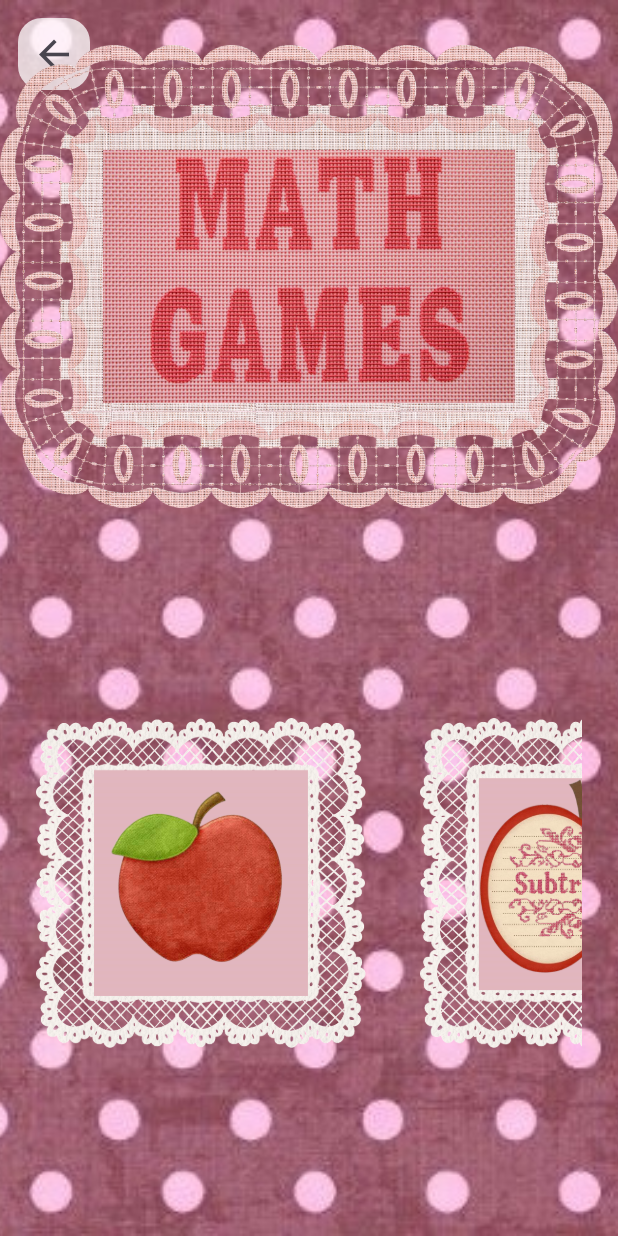
After one commit to emilymarrufo496/felt_learning_app, a Flutter app: the MathMenuScreen screen opened directly, on a phone screen of 412 x 824 dp. The commit adds this screen. Run offline on Flutter 3.47's test engine with Material 3 defaults, Android fonts, the phone set to English and light mode, and no system bars.

Commit message:
Add math menu screen and navigation

```diff
--- a/lib/main.dart
+++ b/lib/main.dart
@@ -1,7 +1,8 @@
 import 'package:flutter/material.dart';
 
-import 'subtraction_game.dart';
 import 'screens/rain_minigame_flow.dart';
+import 'screens/math_menu_screen.dart';
+
 void main() => runApp(const FeltApp());
 
 class FeltApp extends StatelessWidget {
@@ -55,29 +56,24 @@ class _HomeScreenState extends State<HomeScreen> with TickerProviderStateMixin {
   void _openMiniGame() {
     Navigator.of(context).push(
       MaterialPageRoute(
-        builder: (_) => const RainLessonPlaceholderScreen(), // ✅ CHANGED (Option B)
+        builder: (_) => const RainLessonPlaceholderScreen(),
       ),
     );
   }
 
   @override
   Widget build(BuildContext context) {
-    return LayoutBuilder(builder: (context, constraints) {
+    return LayoutBuilder(
+      builder: (context, constraints) {
         final w = constraints.maxWidth;
         final h = constraints.maxHeight;
 
-      // Fields strip height
         final fieldsHeight = h * 0.30;
-
-      // BIG strawberry main focus
         final strawberrySize = w * 0.52;
-
-      // Sun + clouds sizes
         final sunSize = w * 0.12;
         final cloudBig = w * 0.44;
         final cloudSmall = w * 0.36;
 
-      // Set initial sun position once
         if (!_sunInitialized) {
           _sunPos = Offset(w * 0.80, h * 0.05);
           _sunInitialized = true;
@@ -86,28 +82,24 @@ class _HomeScreenState extends State<HomeScreen> with TickerProviderStateMixin {
         return Scaffold(
           body: Stack(
             children: [
-            // SKY
               Container(color: const Color(0xFFCFE8FF)),
 
-            // ☁️ CLOUD 1 (top-left)
               _cloud(
                 left: w * 0.08,
                 top: h * 0.08,
                 width: cloudBig,
                 grey: _cloudsGrey,
-              onTap: _openMiniGame, // ✅ CHANGED
+                onTap: _openMiniGame,
               ),
 
-            // ☁️ CLOUD 2 (upper-right-ish)
               _cloud(
                 left: w * 0.52,
                 top: h * 0.11,
                 width: cloudSmall,
                 grey: _cloudsGrey,
-              onTap: _openMiniGame, // ✅ CHANGED
+                onTap: _openMiniGame,
               ),
 
-            // ☀️ SUN (draggable)
               Positioned(
                 left: _sunPos.dx,
                 top: _sunPos.dy,
@@ -128,7 +120,6 @@ class _HomeScreenState extends State<HomeScreen> with TickerProviderStateMixin {
                 ),
               ),
 
-            // 🍓 Strawberry (BIG + bobbing + centered)
               AnimatedBuilder(
                 animation: _bobController,
                 builder: (context, child) {
@@ -145,7 +136,7 @@ class _HomeScreenState extends State<HomeScreen> with TickerProviderStateMixin {
                 ),
               ),
 
-            // 🌾 Fields at bottom (TAP to enter subtraction game)
+              // 🌾 Fields at bottom (TAP to enter math menu)
               Align(
                 alignment: Alignment.bottomCenter,
                 child: GestureDetector(
@@ -154,8 +145,7 @@ class _HomeScreenState extends State<HomeScreen> with TickerProviderStateMixin {
                       context,
                       PageRouteBuilder(
                         transitionDuration: const Duration(milliseconds: 450),
-                      pageBuilder: (_, __, ___) =>
-                          const SubtractionGameScreen(),
+                        pageBuilder: (_, __, ___) => const MathMenuScreen(),
                         transitionsBuilder: (_, animation, __, child) {
                           final curved = CurvedAnimation(
                             parent: animation,
@@ -186,7 +176,8 @@ class _HomeScreenState extends State<HomeScreen> with TickerProviderStateMixin {
             ],
           ),
         );
-    });
+      },
+    );
   }
 
   Widget _cloud({
@@ -200,7 +191,7 @@ class _HomeScreenState extends State<HomeScreen> with TickerProviderStateMixin {
       0.2126, 0.7152, 0.0722, 0, 0,
       0.2126, 0.7152, 0.0722, 0, 0,
       0.2126, 0.7152, 0.0722, 0, 0,
-      0,      0,      0,      1, 0,
+      0, 0, 0, 1, 0,
     ];
 
     final cloudImage = Image.asset(
--- /dev/null
+++ b/lib/screens/math_menu_screen.dart
@@ -0,0 +1,168 @@
+import 'package:flutter/material.dart';
+import '../subtraction_game.dart';
+
+class MathMenuScreen extends StatelessWidget {
+  const MathMenuScreen({super.key});
+
+  @override
+  Widget build(BuildContext context) {
+    return Scaffold(
+      body: Stack(
+        children: [
+          Positioned.fill(
+            child: Image.asset(
+              'assets/images/background.jpg',
+              fit: BoxFit.cover,
+            ),
+          ),
+
+          /// Back button
+          SafeArea(
+            child: Padding(
+              padding: const EdgeInsets.all(12),
+              child: Align(
+                alignment: Alignment.topLeft,
+                child: Container(
+                  decoration: BoxDecoration(
+                    color: Colors.white.withOpacity(0.75),
+                    borderRadius: BorderRadius.circular(16),
+                  ),
+                  child: IconButton(
+                    icon: const Icon(Icons.arrow_back),
+                    iconSize: 30,
+                    onPressed: () => Navigator.pop(context),
+                  ),
+                ),
+              ),
+            ),
+          ),
+
+          /// Main content
+          SafeArea(
+            child: Column(
+              children: [
+                const SizedBox(height: 30),
+
+                /// Header
+                Center(
+                  child: Image.asset(
+                    'assets/images/header.png',
+                    width: 420,
+                    fit: BoxFit.contain,
+                  ),
+                ),
+
+                const SizedBox(height: 35),
+
+                /// Cards
+                Expanded(
+                  child: Center(
+                    child: Padding(
+                      padding: const EdgeInsets.symmetric(horizontal: 24),
+                      child: SingleChildScrollView(
+                        scrollDirection: Axis.horizontal,
+                        child: Row(
+                          mainAxisAlignment: MainAxisAlignment.center,
+                          children: [
+                            _AnimatedMenuCard(
+                              imagePath: 'assets/images/unknown.png',
+                              width: 220,
+                              onTap: () {
+                                // no action yet
+                              },
+                            ),
+
+                            const SizedBox(width: 36),
+
+                            _AnimatedMenuCard(
+                              imagePath: 'assets/images/subtraction.png',
+                              width: 220,
+                              onTap: () {
+                                Navigator.push(
+                                  context,
+                                  MaterialPageRoute(
+                                    builder: (_) => const SubtractionGameScreen(),
+                                  ),
+                                );
+                              },
+                            ),
+
+                            const SizedBox(width: 36),
+
+                            _AnimatedMenuCard(
+                              imagePath: 'assets/images/addition.png',
+                              width: 220,
+                              onTap: () {
+                                // no action yet
+                              },
+                            ),
+                          ],
+                        ),
+                      ),
+                    ),
+                  ),
+                ),
+
+                const SizedBox(height: 20),
+              ],
+            ),
+          ),
+        ],
+      ),
+    );
+  }
+}
+
+class _AnimatedMenuCard extends StatefulWidget {
+  final String imagePath;
+  final double width;
+  final VoidCallback onTap;
+
+  const _AnimatedMenuCard({
+    required this.imagePath,
+    required this.width,
+    required this.onTap,
+  });
+
+  @override
+  State<_AnimatedMenuCard> createState() => _AnimatedMenuCardState();
+}
+
+class _AnimatedMenuCardState extends State<_AnimatedMenuCard> {
+  double _scale = 1.0;
+
+  Future<void> _handleTap() async {
+    setState(() {
+      _scale = 1.12;
+    });
+
+    await Future.delayed(const Duration(milliseconds: 120));
+
+    if (!mounted) return;
+
+    setState(() {
+      _scale = 1.0;
+    });
+
+    await Future.delayed(const Duration(milliseconds: 70));
+
+    widget.onTap();
+  }
+
+  @override
+  Widget build(BuildContext context) {
+    return GestureDetector(
+      onTap: _handleTap,
+      child: AnimatedScale(
+        scale: _scale,
+        duration: const Duration(milliseconds: 150),
+        curve: Curves.easeOut,
+        child: Image.asset(
+          widget.imagePath,
+          width: widget.width,
+          fit: BoxFit.contain,
+        ),
+      ),
+    );
+  }
+}
--- a/lib/subtraction_game.dart
+++ b/lib/subtraction_game.dart
@@ -174,20 +174,20 @@ class _SubtractionGameScreenState extends State<SubtractionGameScreen> {
                 final highlight = candidateData.isNotEmpty;
 
                 return SizedBox(
-                  width: 300,
+                  width: 400,
                   height: 240,
                   child: Stack(
                     alignment: Alignment.center,
                     children: [
                       Image.asset(
                         'assets/images/basket.png',
-                        width: 300,
+                        width: 400,
                         height: 240,
                         fit: BoxFit.contain,
                       ),
                       if (highlight)
                         Container(
-                          width: 300,
+                          width: 400,
                           height: 240,
                           decoration: BoxDecoration(
                             color: Colors.brown.withOpacity(0.15),
--- a/pubspec.yaml
+++ b/pubspec.yaml
@@ -11,9 +11,13 @@ dependencies:
   flutter:
     sdk: flutter
 
+  cupertino_icons: ^1.0.8
+
 dev_dependencies:
   flutter_test:
     sdk: flutter
+
+  flutter_lints: ^5.0.0
 
 flutter:
   uses-material-design: true
```
Also changed, not shown: assets/images/addition.png (added), assets/images/background.jpg (added), assets/images/header.png (added), assets/images/subtraction.png (added), assets/images/unknown.png (added), pubspec.lock. Lines whose indentation alone changed are shown as unchanged.
